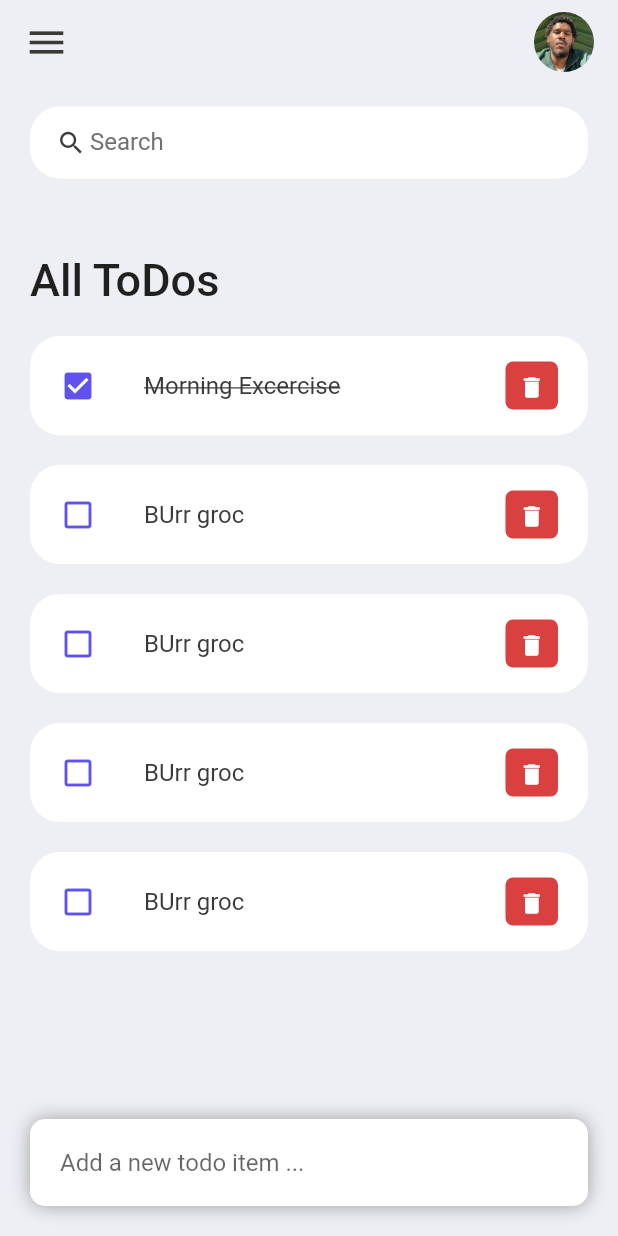
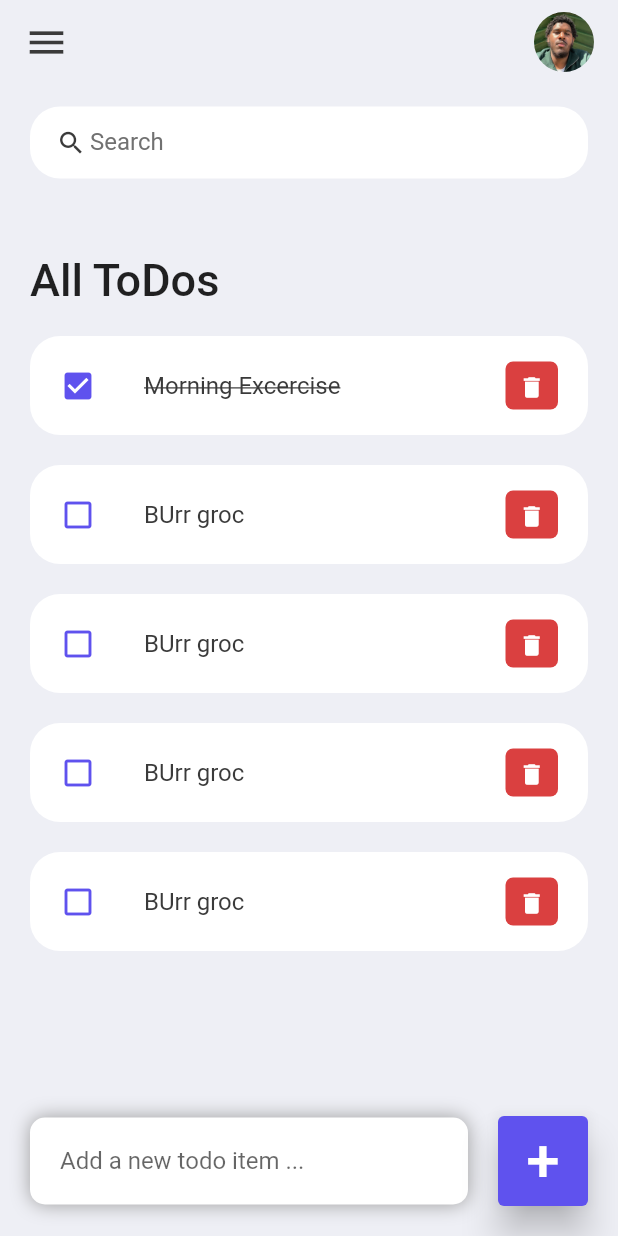
Before and after one commit to Abdulrahman48811/ToDo-Flutter, a Flutter app: the screen it shows after launch, on a phone screen of 412 x 824 dp. Run offline on Flutter 3.47's test engine with Material 2 defaults, Android fonts, the phone set to English and light mode, and no system bars.

Commit message:
created elevatedbutton & completed ui

```diff
--- a/todo/lib/screens/home.dart
+++ b/todo/lib/screens/home.dart
@@ -77,6 +77,25 @@ class Home extends StatelessWidget {
                   ),
                 ),
               ),
+              Container(
+                margin: EdgeInsets.only(
+                  bottom: 20,
+                  right: 20,
+                ),
+                child: ElevatedButton(
+                    child: Text(
+                      '+',
+                      style: TextStyle(
+                        fontSize: 40,
+                      ),
+                    ),
+                    onPressed: () {},
+                    style: ElevatedButton.styleFrom(
+                      primary: tdBlue,
+                      minimumSize: Size(60, 60),
+                      elevation: 10,
+                    )),
+              ),
             ]),
           )
         ],
```
